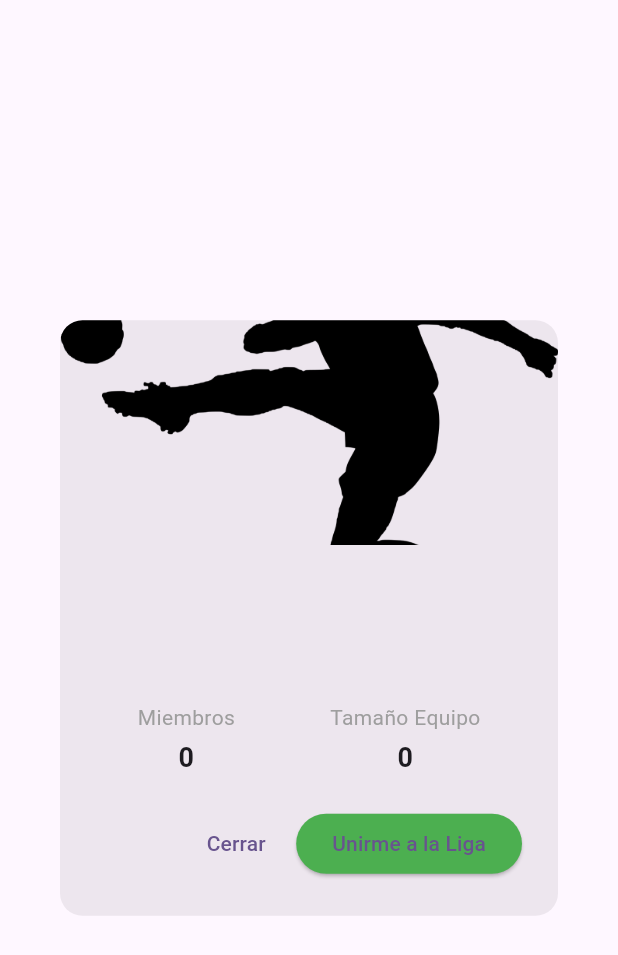
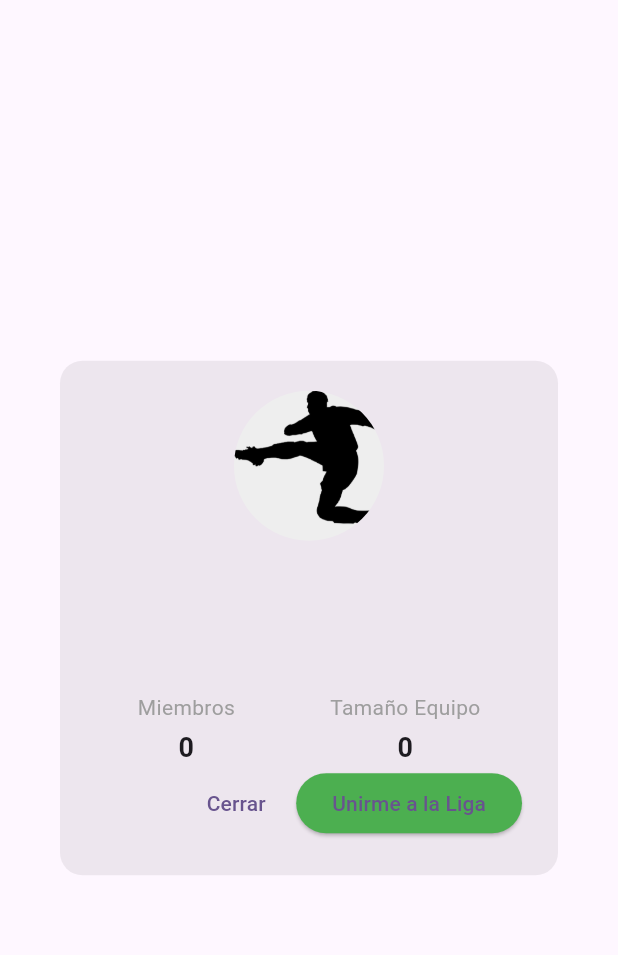
Before and after one commit to juanfrancp/fantasy-colegas-flutter, a Flutter app: the LeagueJoinDialog widget shown alone on an empty page, opened directly with empty values, on a phone screen of 412 x 824 dp. Shown: the top 955 px of the screen. Run offline on Flutter 3.47's test engine with Material 3 defaults, Android fonts, the phone set to English and light mode, and no system bars; our stand-ins replace image_picker, shared_preferences; accounts and stored records are empty; network calls fail.

Commit message:
Arreglado el widget de unirse a una liga

```diff
--- a/lib/data/models/league.dart
+++ b/lib/data/models/league.dart
@@ -2,7 +2,7 @@ class League {
   final int id;
   final String name;
   final String? description;
-  final String? imageUrl;
+  final String? image;
   final bool isPrivate;
   final String? joinCode;
   final int teamSize;
@@ -12,7 +12,7 @@ class League {
     required this.id,
     required this.name,
     this.description,
-    this.imageUrl,
+    this.image,
     required this.isPrivate,
     this.joinCode,
     required this.teamSize,
@@ -24,11 +24,11 @@ class League {
       id: json['id'],
       name: json['name'],
       description: json['description'],
-      imageUrl: json['imageUrl'],
+      image: json['image'],
       isPrivate: json['isPrivate'] ?? false,
       joinCode: json['joinCode'],
       teamSize: json['teamSize'] ?? 0,
-      participantsCount: json['participantsCount'] ?? 0,
+      participantsCount: json['numberOfPlayers'] ?? 0,
     );
   }
 }
--- a/lib/presentation/league/widgets/league_join_dialog.dart
+++ b/lib/presentation/league/widgets/league_join_dialog.dart
@@ -1,4 +1,5 @@
 
+import 'package:fantasy_colegas_app/core/config/api_config.dart';
 import 'package:flutter/material.dart';
 import '../../../data/models/league.dart';
 import '../../../domain/services/league_service.dart';
@@ -20,6 +21,7 @@ class LeagueJoinDialog extends StatefulWidget {
   @override
   State<LeagueJoinDialog> createState() => _LeagueJoinDialogState();
 }
+
 
 class _LeagueJoinDialogState extends State<LeagueJoinDialog> {
   final LeagueService _leagueService = LeagueService();
@@ -106,31 +108,50 @@ class _LeagueJoinDialogState extends State<LeagueJoinDialog> {
 
   @override
   Widget build(BuildContext context) {
+    final hasCustomImage = widget.league.image != null && widget.league.image!.isNotEmpty;
+    final String? fullImageUrl = hasCustomImage
+        ? '${ApiConfig.serverUrl}${widget.league.image}'
+        : null;
+
     return AlertDialog(
       shape: RoundedRectangleBorder(borderRadius: BorderRadius.circular(15.0)),
-      contentPadding: EdgeInsets.zero,
+      contentPadding: const EdgeInsets.fromLTRB(20, 20, 20, 0),
       content: SizedBox(
         width: MediaQuery.of(context).size.width,
         child: SingleChildScrollView(
           child: Column(
             mainAxisSize: MainAxisSize.min,
-            crossAxisAlignment: CrossAxisAlignment.start,
+            crossAxisAlignment: CrossAxisAlignment.center,
             children: [
-              ClipRRect(
-                borderRadius: const BorderRadius.only(
-                  topLeft: Radius.circular(15.0),
-                  topRight: Radius.circular(15.0),
-                ),
-                child: Image.asset(
+              CircleAvatar(
+                radius: 50,
+                backgroundColor: Colors.grey.shade200,
+                child: ClipOval(
+                  child: hasCustomImage
+                      ? Image.network(
+                          fullImageUrl!,
+                          width: 100,
+                          height: 100,
+                          fit: BoxFit.cover,
+                          errorBuilder: (context, error, stackTrace) {
+                            return Image.asset(
                               'assets/images/default_league.png',
-                  height: 150,
-                  width: double.infinity,
+                              width: 100,
+                              height: 100,
+                              fit: BoxFit.cover,
+                            );
+                          },
+                        )
+                      : Image.asset(
+                          'assets/images/default_league.png',
+                          width: 100,
+                          height: 100,
                           fit: BoxFit.cover,
                         ),
                 ),
-              Padding(
-                padding: const EdgeInsets.all(20.0),
-                child: Column(
+              ),
+              const SizedBox(height: 16),
+              Column(
                 crossAxisAlignment: CrossAxisAlignment.start,
                 children: [
                   Row(
@@ -140,6 +161,7 @@ class _LeagueJoinDialogState extends State<LeagueJoinDialog> {
                         child: Text(
                           widget.league.name,
                           style: Theme.of(context).textTheme.headlineSmall?.copyWith(fontWeight: FontWeight.bold),
+                          textAlign: TextAlign.center,
                         ),
                       ),
                       const SizedBox(width: 8),
@@ -165,7 +187,6 @@ class _LeagueJoinDialogState extends State<LeagueJoinDialog> {
                   ),
                 ],
               ),
-              ),
             ],
           ),
         ),
```
Lines whose indentation alone changed are shown as unchanged.
